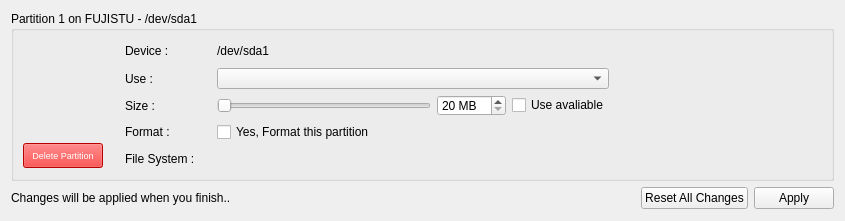
This is yali4/gui/Ui/partedit.ui in dadas45li/yali as Qt 5 draws it before an edit. The edited form follows.
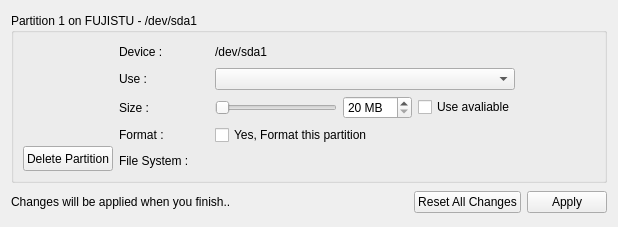
This is the edited form. Icons and pictures are not drawn.

Commit message: * Archive Partition Type added   This type is static fat32 and mount point /archive * Improvement on tooltips * Improvement edit GUI

Diff of the .ui file:
```diff
--- a/yali4/gui/Ui/partedit.ui
+++ b/yali4/gui/Ui/partedit.ui
@@ -5,8 +5,8 @@
    <rect>
     <x>0</x>
     <y>0</y>
-    <width>845</width>
-    <height>221</height>
+    <width>618</width>
+    <height>227</height>
    </rect>
   </property>
   <property name="windowTitle" >
@@ -37,9 +37,7 @@
       <string>Partition 1 on FUJISTU - /dev/sda1</string>
      </property>
      <layout class="QGridLayout" >
-      <item rowspan="5" row="0" column="0" >
-       <layout class="QGridLayout" >
-        <item rowspan="3" row="0" column="0" >
+      <item row="0" column="0" >
          <spacer>
           <property name="orientation" >
            <enum>Qt::Horizontal</enum>
@@ -49,42 +47,13 @@
           </property>
           <property name="sizeHint" >
            <size>
-            <width>16</width>
-            <height>99</height>
+          <width>28</width>
+          <height>20</height>
            </size>
           </property>
          </spacer>
         </item>
         <item row="0" column="1" >
-         <spacer>
-          <property name="orientation" >
-           <enum>Qt::Vertical</enum>
-          </property>
-          <property name="sizeHint" >
-           <size>
-            <width>20</width>
-            <height>16</height>
-           </size>
-          </property>
-         </spacer>
-        </item>
-        <item rowspan="3" row="0" column="2" >
-         <spacer>
-          <property name="orientation" >
-           <enum>Qt::Horizontal</enum>
-          </property>
-          <property name="sizeType" >
-           <enum>QSizePolicy::Fixed</enum>
-          </property>
-          <property name="sizeHint" >
-           <size>
-            <width>16</width>
-            <height>99</height>
-           </size>
-          </property>
-         </spacer>
-        </item>
-        <item row="1" column="1" >
          <widget class="QLabel" name="label_5" >
           <property name="text" >
            <string/>
@@ -94,71 +63,25 @@
           </property>
          </widget>
         </item>
-        <item row="2" column="1" >
+      <item row="0" column="2" >
          <spacer>
           <property name="orientation" >
-           <enum>Qt::Vertical</enum>
+         <enum>Qt::Horizontal</enum>
+        </property>
+        <property name="sizeType" >
+         <enum>QSizePolicy::Fixed</enum>
           </property>
           <property name="sizeHint" >
            <size>
-            <width>20</width>
-            <height>16</height>
+          <width>28</width>
+          <height>20</height>
            </size>
           </property>
          </spacer>
         </item>
-        <item row="3" column="0" colspan="3" >
-         <layout class="QHBoxLayout" >
-          <property name="spacing" >
-           <number>0</number>
-          </property>
-          <item>
-           <widget class="QPushButton" name="deletePartition" >
-            <property name="minimumSize" >
-             <size>
-              <width>0</width>
-              <height>25</height>
-             </size>
-            </property>
-            <property name="styleSheet" >
-             <string>background-color:red;
-color:white;font-size:9px;</string>
-            </property>
-            <property name="text" >
-             <string>Delete Partition</string>
-            </property>
-           </widget>
-          </item>
-          <item>
-           <widget class="QLabel" name="label_6" >
-            <property name="sizePolicy" >
-             <sizepolicy vsizetype="Fixed" hsizetype="Fixed" >
-              <horstretch>0</horstretch>
-              <verstretch>0</verstretch>
-             </sizepolicy>
-            </property>
-            <property name="minimumSize" >
-             <size>
-              <width>0</width>
-              <height>28</height>
-             </size>
-            </property>
-            <property name="maximumSize" >
-             <size>
-              <width>0</width>
-              <height>16777215</height>
-             </size>
-            </property>
-            <property name="text" >
-             <string/>
-            </property>
-           </widget>
-          </item>
-         </layout>
-        </item>
-       </layout>
-      </item>
-      <item row="0" column="2" >
+      <item rowspan="2" row="0" column="3" >
+       <layout class="QGridLayout" >
+        <item row="0" column="0" >
        <widget class="QLabel" name="label" >
         <property name="font" >
          <font/>
@@ -168,27 +91,30 @@
         </property>
        </widget>
       </item>
-      <item row="0" column="4" >
+        <item rowspan="5" row="0" column="1" >
+         <spacer>
+          <property name="orientation" >
+           <enum>Qt::Horizontal</enum>
+          </property>
+          <property name="sizeType" >
+           <enum>QSizePolicy::Fixed</enum>
+          </property>
+          <property name="sizeHint" >
+           <size>
+            <width>20</width>
+            <height>121</height>
+           </size>
+          </property>
+         </spacer>
+        </item>
+        <item row="0" column="2" >
        <widget class="QLabel" name="devicePath" >
         <property name="text" >
          <string>/dev/sda1</string>
         </property>
        </widget>
       </item>
-      <item rowspan="5" row="0" column="7" >
-       <spacer>
-        <property name="orientation" >
-         <enum>Qt::Horizontal</enum>
-        </property>
-        <property name="sizeHint" >
-         <size>
-          <width>61</width>
-          <height>131</height>
-         </size>
-        </property>
-       </spacer>
-      </item>
-      <item row="1" column="2" >
+        <item row="1" column="0" >
        <widget class="QLabel" name="label_2" >
         <property name="font" >
          <font/>
@@ -198,23 +124,7 @@
         </property>
        </widget>
       </item>
-      <item rowspan="2" row="1" column="3" >
-       <spacer>
-        <property name="orientation" >
-         <enum>Qt::Horizontal</enum>
-        </property>
-        <property name="sizeType" >
-         <enum>QSizePolicy::Fixed</enum>
-        </property>
-        <property name="sizeHint" >
-         <size>
-          <width>16</width>
-          <height>20</height>
-         </size>
-        </property>
-       </spacer>
-      </item>
-      <item row="1" column="4" colspan="3" >
+        <item row="1" column="2" colspan="3" >
        <widget class="QComboBox" name="formatType" >
         <property name="minimumSize" >
          <size>
@@ -249,23 +159,7 @@
         </item>
        </widget>
       </item>
-      <item row="2" column="1" >
-       <spacer>
-        <property name="orientation" >
-         <enum>Qt::Horizontal</enum>
-        </property>
-        <property name="sizeType" >
-         <enum>QSizePolicy::Fixed</enum>
-        </property>
-        <property name="sizeHint" >
-         <size>
-          <width>16</width>
-          <height>20</height>
-         </size>
-        </property>
-       </spacer>
-      </item>
-      <item row="2" column="2" >
+        <item row="2" column="0" >
        <widget class="QLabel" name="label_4" >
         <property name="font" >
          <font/>
@@ -275,14 +169,14 @@
         </property>
        </widget>
       </item>
-      <item row="2" column="4" >
+        <item row="2" column="2" >
        <widget class="QSlider" name="partitionSlider" >
         <property name="orientation" >
          <enum>Qt::Horizontal</enum>
         </property>
        </widget>
       </item>
-      <item row="2" column="5" >
+        <item row="2" column="3" >
        <widget class="QSpinBox" name="partitionSize" >
         <property name="suffix" >
          <string> MB</string>
@@ -301,14 +195,14 @@
         </property>
        </widget>
       </item>
-      <item row="2" column="6" >
+        <item row="2" column="4" >
        <widget class="QCheckBox" name="useAvail" >
         <property name="text" >
          <string>Use avaliable</string>
         </property>
        </widget>
       </item>
-      <item row="3" column="2" >
+        <item row="3" column="0" >
        <widget class="QLabel" name="label_3" >
         <property name="font" >
          <font/>
@@ -318,14 +212,14 @@
         </property>
        </widget>
       </item>
-      <item row="3" column="4" colspan="3" >
+        <item row="3" column="2" colspan="3" >
        <widget class="QCheckBox" name="formatCheck" >
         <property name="text" >
          <string>Yes, Format this partition</string>
         </property>
        </widget>
       </item>
-      <item row="4" column="2" >
+        <item row="4" column="0" >
        <widget class="QLabel" name="label_7" >
         <property name="font" >
          <font/>
@@ -335,7 +229,7 @@
         </property>
        </widget>
       </item>
-      <item row="4" column="4" >
+        <item row="4" column="2" >
        <widget class="QLabel" name="fileSystem" >
         <property name="text" >
          <string/>
@@ -343,6 +237,68 @@
        </widget>
       </item>
      </layout>
+      </item>
+      <item row="0" column="4" >
+       <spacer>
+        <property name="orientation" >
+         <enum>Qt::Horizontal</enum>
+        </property>
+        <property name="sizeHint" >
+         <size>
+          <width>40</width>
+          <height>20</height>
+         </size>
+        </property>
+       </spacer>
+      </item>
+      <item row="1" column="0" colspan="3" >
+       <widget class="QPushButton" name="deletePartition" >
+        <property name="minimumSize" >
+         <size>
+          <width>0</width>
+          <height>25</height>
+         </size>
+        </property>
+        <property name="styleSheet" >
+         <string/>
+        </property>
+        <property name="text" >
+         <string>Delete Partition</string>
+        </property>
+       </widget>
+      </item>
+     </layout>
+     <widget class="QLabel" name="label_6" >
+      <property name="geometry" >
+       <rect>
+        <x>118</x>
+        <y>130</y>
+        <width>0</width>
+        <height>28</height>
+       </rect>
+      </property>
+      <property name="sizePolicy" >
+       <sizepolicy vsizetype="Fixed" hsizetype="Fixed" >
+        <horstretch>0</horstretch>
+        <verstretch>0</verstretch>
+       </sizepolicy>
+      </property>
+      <property name="minimumSize" >
+       <size>
+        <width>0</width>
+        <height>28</height>
+       </size>
+      </property>
+      <property name="maximumSize" >
+       <size>
+        <width>0</width>
+        <height>16777215</height>
+       </size>
+      </property>
+      <property name="text" >
+       <string/>
+      </property>
+     </widget>
     </widget>
    </item>
    <item row="1" column="0" >
```
Lines whose indentation alone changed are shown as unchanged. The commit also changes 3 other files.
